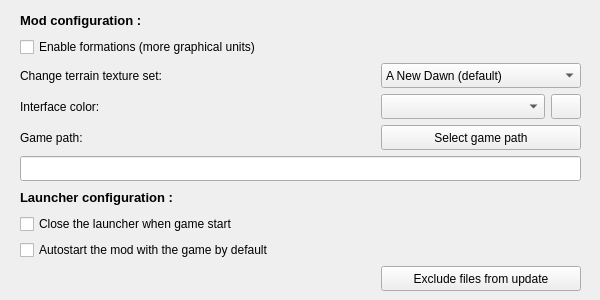
Qt form checker/w_options.ui (dbkblk/rand_launcher) before a commit.
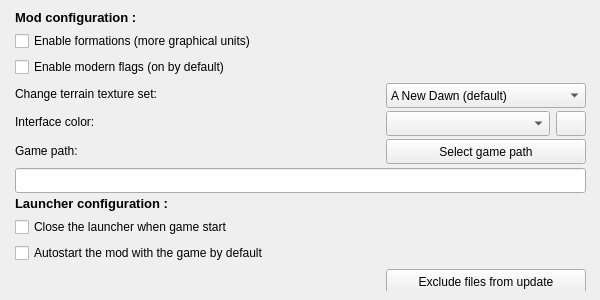
The same form after that commit.

Commit message: New checkbox for Modern flags

```diff
--- a/checker/w_options.ui
+++ b/checker/w_options.ui
@@ -51,10 +51,10 @@
    </property>
    <layout class="QVBoxLayout" name="verticalLayout_4">
     <property name="leftMargin">
-     <number>10</number>
+     <number>5</number>
     </property>
     <property name="rightMargin">
-     <number>10</number>
+     <number>5</number>
     </property>
     <item>
      <widget class="QLabel" name="lb_modconf">
@@ -70,6 +70,13 @@
       </property>
      </widget>
     </item>
+    <item>
+     <widget class="QCheckBox" name="opt_checkbox_modern_flags">
+      <property name="text">
+       <string>Enable modern flags (on by default)</string>
+      </property>
+     </widget>
+    </item>
     <item>
      <layout class="QHBoxLayout" name="horizontalLayout_3">
       <item>
```
The commit also changes 6 other files.
